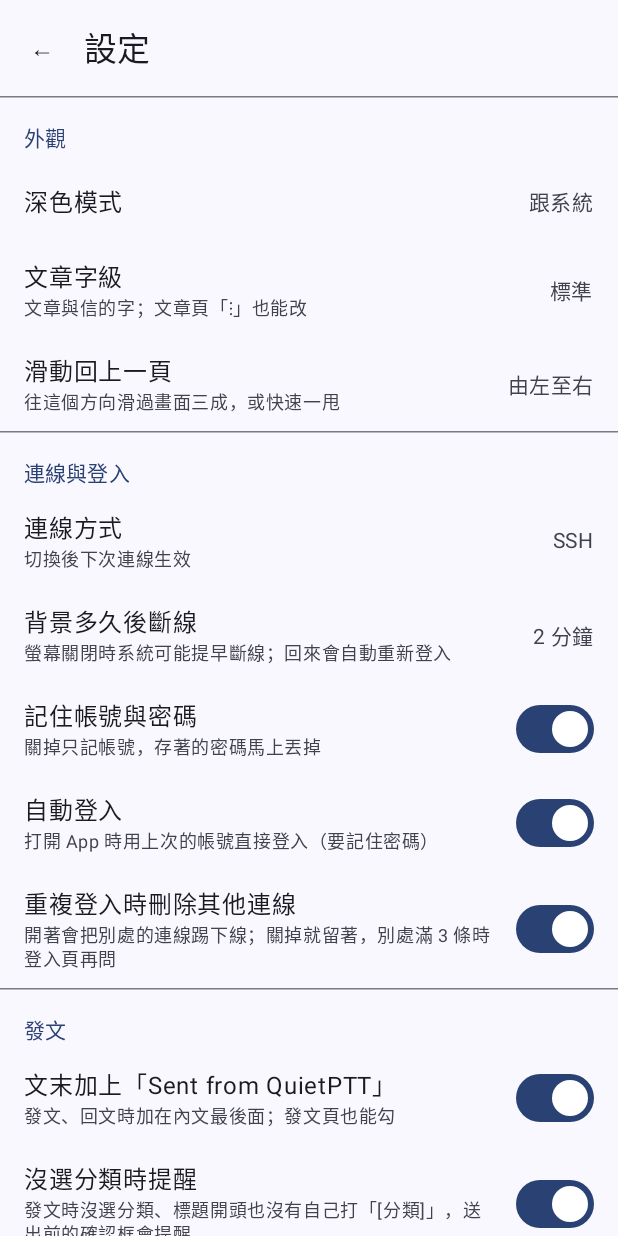
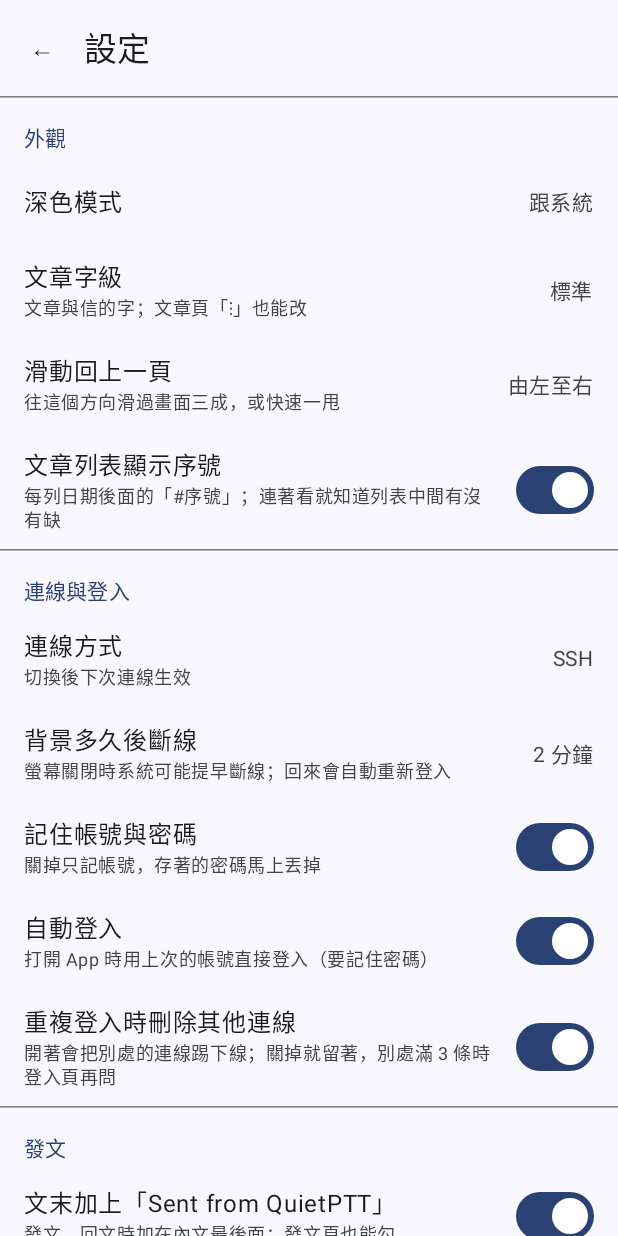
Before and after one commit to twtrubiks/quietptt, an Android app built with Jetpack Compose: the screen it shows after launch (MainActivity), after a tap on "設定", on a phone screen of 412 x 824 dp. Run offline under Robolectric (Android 15) with nearby library versions, the phone set to English and light mode, and no system bars; pictures from the network do not load.

Commit message:
feat: 文章列表每列顯示序號，設定可以關（預設開）

```diff
--- a/app/src/main/java/com/twtrubiks/quietptt/QuietPttApplication.kt
+++ b/app/src/main/java/com/twtrubiks/quietptt/QuietPttApplication.kt
@@ -34,6 +34,9 @@ class AppContainer(context: Context) {
 
     /** 文章與信的字級（文章頁「⋮」或設定裡改），預設標準（跟著系統的字體大小）。 */
     val articleTextSize = EnumSetting(settings, "article_text_size", ArticleTextSize.entries, ArticleTextSize.NORMAL)
+
+    /** 文章列表每列的日期後面顯示「#序號」（預設開）：看板與搜尋結果的列表。 */
+    val showArticleIndex = BoolSetting(settings, "show_article_index", true)
 
     /** 連線方式，預設 SSH；切換後下次連線才生效。 */
     val transport = EnumSetting(settings, "transport", TransportKind.entries, TransportKind.SSH)
--- a/app/src/main/java/com/twtrubiks/quietptt/SettingsScreen.kt
+++ b/app/src/main/java/com/twtrubiks/quietptt/SettingsScreen.kt
@@ -83,6 +83,10 @@ fun SettingsScreen(account: String?, session: Session?, onBack: () -> Unit, onLo
             ChoiceRow(
                 "滑動回上一頁", "往這個方向滑過畫面三成，或快速一甩", "swipe_back",
                 SwipeBackMode.entries, container.swipeBack.value, { it.label }, container.swipeBack::set,
+            )
+            SwitchRow(
+                "文章列表顯示序號", "每列日期後面的「#序號」；連著看就知道列表中間有沒有缺",
+                "show_article_index_switch", container.showArticleIndex.value, container.showArticleIndex::set,
             )
 
             SectionHeader("連線與登入")
```
Also changed, not shown: app/src/main/java/com/twtrubiks/quietptt/BoardScreen.kt (+23 -3 lines), 1 other file.
